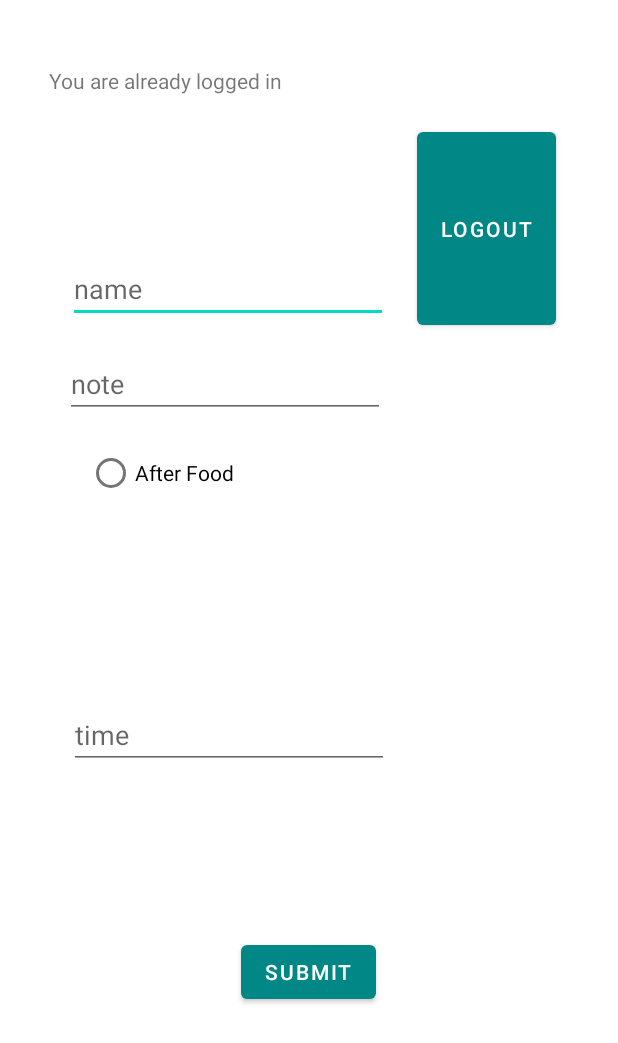
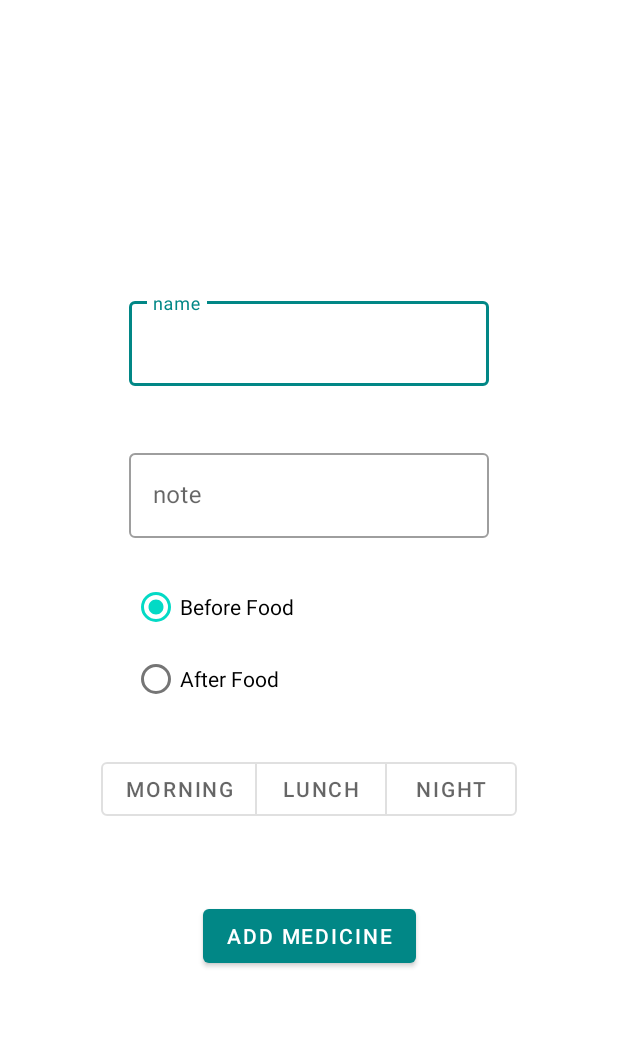
Before and after one commit to SATYAJIT1910/MediClock, an Android app: the layout activity_home.xml on its own in the app's theme, with its tools: preview values and no code run, on a phone screen of 412 x 824 dp. Shown: the top 1043 px of the screen. Run offline under Robolectric (Android 15) with nearby library versions, the phone set to English and light mode, and no system bars.

Commit message:
initial material design added on add medicine section

```diff
--- a/app/src/main/res/layout/activity_home.xml
+++ b/app/src/main/res/layout/activity_home.xml
@@ -1,84 +1,107 @@
-<?xml version="1.0" encoding="utf-8"?>
-<RelativeLayout xmlns:android="http://schemas.android.com/apk/res/android"
-    android:id="@+id/rl"
+<androidx.constraintlayout.widget.ConstraintLayout xmlns:android="http://schemas.android.com/apk/res/android"
+    xmlns:app="http://schemas.android.com/apk/res-auto"
+    xmlns:tools="http://schemas.android.com/tools"
     android:layout_width="match_parent"
-    android:layout_height="match_parent">
+    android:layout_height="match_parent"
+    tools:context=".HomeActivity">
 
-    <TextView
-        android:id="@+id/textView"
+    <com.google.android.material.textfield.TextInputLayout
+        android:id="@+id/name"
+        style="@style/Widget.MaterialComponents.TextInputLayout.OutlinedBox"
+        android:layout_width="240sp"
+        android:layout_height="wrap_content"
+        android:layout_marginTop="195dp"
+        android:hint="name"
+        app:layout_constraintEnd_toEndOf="parent"
+        app:layout_constraintStart_toStartOf="parent"
+        app:layout_constraintTop_toTopOf="parent">
+
+        <com.google.android.material.textfield.TextInputEditText
+            android:layout_width="match_parent"
+            android:layout_height="wrap_content" />
+
+    </com.google.android.material.textfield.TextInputLayout>
+
+    <com.google.android.material.textfield.TextInputLayout
+        android:id="@+id/note"
+        style="@style/Widget.MaterialComponents.TextInputLayout.OutlinedBox"
+        android:layout_width="240sp"
+        android:layout_height="wrap_content"
+        android:layout_marginTop="39dp"
+        android:hint="note"
+        app:layout_constraintEnd_toEndOf="parent"
+        app:layout_constraintStart_toStartOf="parent"
+        app:layout_constraintTop_toBottomOf="@+id/name">
+
+        <com.google.android.material.textfield.TextInputEditText
+            android:layout_width="match_parent"
+            android:layout_height="wrap_content" />
+
+    </com.google.android.material.textfield.TextInputLayout>
+
+    <RadioGroup
+        android:id="@+id/radioGroup"
         android:layout_width="wrap_content"
         android:layout_height="wrap_content"
-        android:layout_alignParentTop="true"
-        android:layout_alignParentEnd="true"
-        android:layout_centerHorizontal="true"
-        android:layout_marginTop="44dp"
-        android:layout_marginEnd="224dp"
-        android:text="You are already logged in"></TextView>
+        android:layout_marginTop="22dp"
+        android:layout_marginEnd="216dp"
+        android:checkedButton="@+id/radio_button_1"
+        app:layout_constraintEnd_toEndOf="parent"
+        app:layout_constraintTop_toBottomOf="@+id/note">
 
-    <Button
-        android:id="@+id/button"
+        <RadioButton
+            android:id="@+id/radio_button_1"
+            android:layout_width="match_parent"
+            android:layout_height="match_parent"
+            android:text="Before Food" />
+
+        <RadioButton
+            android:id="@+id/radio_button_2"
+            android:layout_width="match_parent"
+            android:layout_height="match_parent"
+            android:text="After Food" />
+
+    </RadioGroup>
+
+    <com.google.android.material.button.MaterialButtonToggleGroup
+        android:id="@+id/toggleButton"
         android:layout_width="wrap_content"
         android:layout_height="wrap_content"
-        android:layout_alignParentTop="true"
-        android:layout_alignParentEnd="true"
-        android:layout_alignParentBottom="true"
-        android:layout_marginTop="82dp"
-        android:layout_marginEnd="41dp"
-        android:layout_marginBottom="601dp"
-        android:text="Logout" />
+        android:layout_marginTop="25dp"
+        app:layout_constraintEnd_toEndOf="parent"
+        app:layout_constraintStart_toStartOf="parent"
+        app:layout_constraintTop_toBottomOf="@+id/radioGroup">
 
-    <EditText
-        android:id="@+id/name"
-        android:layout_width="wrap_content"
-        android:layout_height="wrap_content"
-        android:layout_alignParentStart="true"
-        android:layout_alignParentTop="true"
-        android:layout_marginStart="45dp"
-        android:layout_marginTop="170dp"
-        android:ems="10"
-        android:hint="name"
-        android:inputType="textPersonName" />
+        <Button
+            android:id="@+id/morning"
+            style="?attr/materialButtonOutlinedStyle"
+            android:layout_width="wrap_content"
+            android:layout_height="wrap_content"
+            android:text="Morning" />
 
-    <EditText
-        android:id="@+id/note"
-        android:layout_width="wrap_content"
-        android:layout_height="wrap_content"
-        android:layout_alignParentStart="true"
-        android:layout_alignParentTop="true"
-        android:layout_marginStart="43dp"
-        android:layout_marginTop="233dp"
-        android:ems="10"
-        android:hint="note"
-        android:inputType="textPersonName" />
+        <Button
+            android:id="@+id/lunch"
+            style="?attr/materialButtonOutlinedStyle"
+            android:layout_width="wrap_content"
+            android:layout_height="wrap_content"
+            android:text="Lunch" />
 
-    <EditText
-        android:id="@+id/time"
-        android:layout_width="wrap_content"
-        android:layout_height="wrap_content"
-        android:layout_alignParentStart="true"
-        android:layout_alignParentBottom="true"
-        android:layout_marginStart="46dp"
-        android:layout_marginBottom="311dp"
-        android:ems="10"
-        android:hint="time"
-        android:inputType="textPersonName" />
-
-    <RadioButton
-        android:id="@+id/afterorbeforeradio"
-        android:layout_width="wrap_content"
-        android:layout_height="wrap_content"
-        android:layout_alignParentStart="true"
-        android:layout_alignParentTop="true"
-        android:layout_marginStart="58dp"
-        android:layout_marginTop="291dp"
-        android:text="After Food" />
+        <Button
+            android:id="@+id/night"
+            style="?attr/materialButtonOutlinedStyle"
+            android:layout_width="wrap_content"
+            android:layout_height="wrap_content"
+            android:text="Night" />
+    </com.google.android.material.button.MaterialButtonToggleGroup>
 
     <Button
         android:id="@+id/submitbtn"
         android:layout_width="wrap_content"
         android:layout_height="wrap_content"
-        android:layout_alignParentBottom="true"
-        android:layout_centerHorizontal="true"
-        android:layout_marginBottom="152dp"
-        android:text="submit" />
-</RelativeLayout>
+        android:layout_marginTop="50dp"
+        android:text="Add Medicine"
+        app:layout_constraintEnd_toEndOf="parent"
+        app:layout_constraintStart_toStartOf="parent"
+        app:layout_constraintTop_toBottomOf="@+id/toggleButton" />
+
+</androidx.constraintlayout.widget.ConstraintLayout>
```
Also changed, not shown: app/src/main/java/com/satyajitghosh/mediclock/HomeActivity.java (+46 -31 lines), app/src/main/java/com/satyajitghosh/mediclock/MedicineRecordHandler.java (+7 -7 lines).
